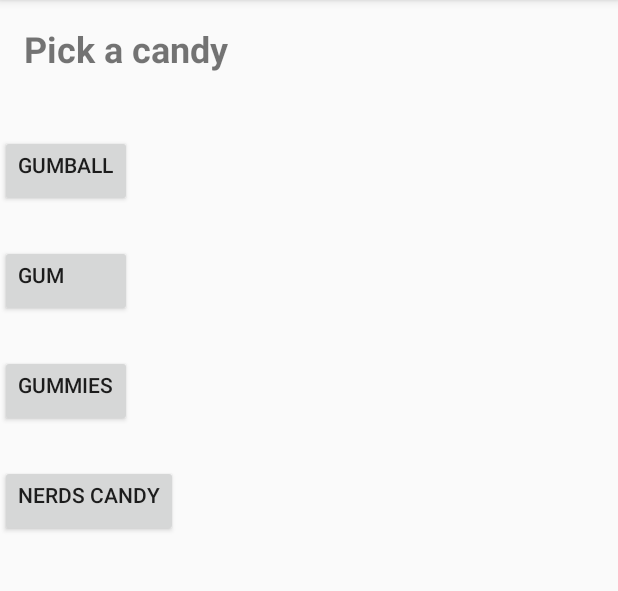
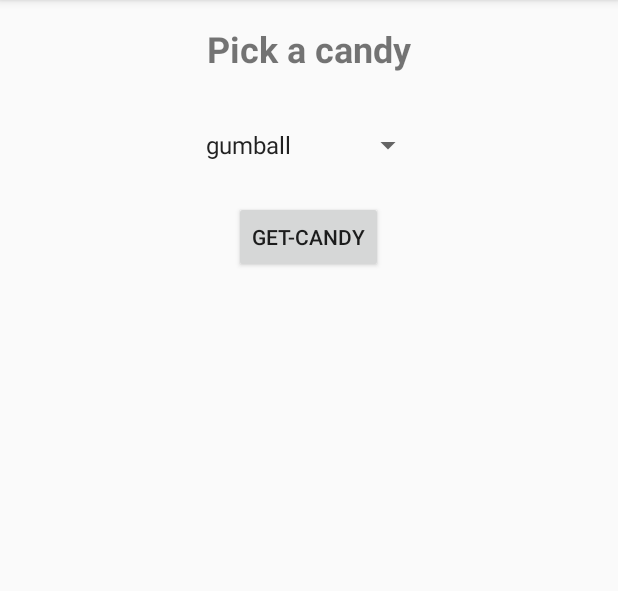
Before and after one commit to DrThundercat/MyCandyMachien, an Android app: the screen it shows after launch (MainActivity), on a phone screen of 412 x 824 dp, the part 84-675 px from its top. Run offline under Robolectric (Android 15) with nearby library versions, the phone set to English and light mode, and no system bars.

Commit message:
Updated Candy Machine
Signed-off-by: jamie <tim35plit3r@gmail.com>

```diff
--- a/app/src/main/AndroidManifest.xml
+++ b/app/src/main/AndroidManifest.xml
@@ -9,9 +9,13 @@
         android:roundIcon="@mipmap/ic_launcher_round"
         android:supportsRtl="true"
         android:theme="@style/AppTheme">
+        <activity android:name=".ResultScreen">
+
+        </activity>
         <activity android:name=".MainActivity">
             <intent-filter>
                 <action android:name="android.intent.action.MAIN" />
+                <category android:name="android.intent.category.DEFAULT" />
 
                 <category android:name="android.intent.category.LAUNCHER" />
             </intent-filter>
--- a/app/src/main/res/layout/activity_main.xml
+++ b/app/src/main/res/layout/activity_main.xml
@@ -14,47 +14,34 @@
         android:layout_height="wrap_content"
         android:layout_margin="16dp"
         android:layout_marginTop="20dp"
-        android:gravity="center"
+        android:layout_gravity="center"
         android:text="@string/directions"
         android:textAlignment="center"
         android:textSize="24sp"
         android:textStyle="bold"
-        tools:visibility="visible" />
+        tools:visibility="visible"
+        />
+
+    <Spinner
+        android:id="@+id/Spinner"
+        android:layout_width="wrap_content"
+        android:layout_height="wrap_content"
+        android:layout_marginTop="20dp"
+        android:entries="@array/Candy_list"
+        android:layout_gravity="center"
+        android:prompt="@string/Prompt"
+        />
 
     <Button
         android:id="@+id/button1"
         android:layout_width="wrap_content"
         android:layout_height="wrap_content"
-        android:onClick="getGummball"
-        android:gravity="left"
+        android:onClick="getCandy"
+        android:layout_gravity="center"
         android:text="@string/button1text"
-        android:layout_marginTop="25dp"/>
+        android:layout_marginTop="25dp"
+        />
 
-    <Button
-        android:id="@+id/button2"
-        android:layout_width="wrap_content"
-        android:layout_height="wrap_content"
-        android:onClick="getGum"
-        android:gravity="left"
-        android:text="@string/button2text"
-        android:layout_marginTop="25dp"/>
 
-    <Button
-        android:id="@+id/button3"
-        android:layout_width="wrap_content"
-        android:layout_height="wrap_content"
-        android:onClick="getGummies"
-        android:gravity="left"
-        android:text="@string/button3text"
-        android:layout_marginTop="25dp"/>
-
-    <Button
-        android:id="@+id/button4"
-        android:layout_width="wrap_content"
-        android:layout_height="wrap_content"
-        android:onClick="getNerdsCandy"
-        android:gravity="left"
-        android:text="@string/button4text"
-        android:layout_marginTop="25dp"/>
 
 </LinearLayout>
--- a/app/src/main/res/values/strings.xml
+++ b/app/src/main/res/values/strings.xml
@@ -1,8 +1,13 @@
 <resources>
     <string name="app_name">MyCandyMachien</string>
     <string name="directions">Pick a candy</string>
-    <string name="button1text">gumball</string>
-    <string name="button2text">gum</string>
-    <string name="button3text">gummies</string>
-    <string name="button4text">Nerds candy</string>
+    <string name="button1text">get-candy</string>
+    <string name="Prompt">Pick candy here</string>
+
+    <string-array name="Candy_list">
+        <item>gumball</item>
+        <item>gum</item>
+        <item>gummies</item>
+        <item>Nerds candy</item>
+    </string-array>
 </resources>
```
Also changed, not shown: app/src/main/java/com/example/mycandymachien/MainActivity.java (+11 -32 lines), app/src/main/java/com/example/mycandymachien/ProcessChoice.java (added, +35 -0 lines), app/src/main/java/com/example/mycandymachien/ResultScreen.java (added, +21 -0 lines), app/src/main/res/layout/activity_result_screen.xml (added, +19 -0 lines).
